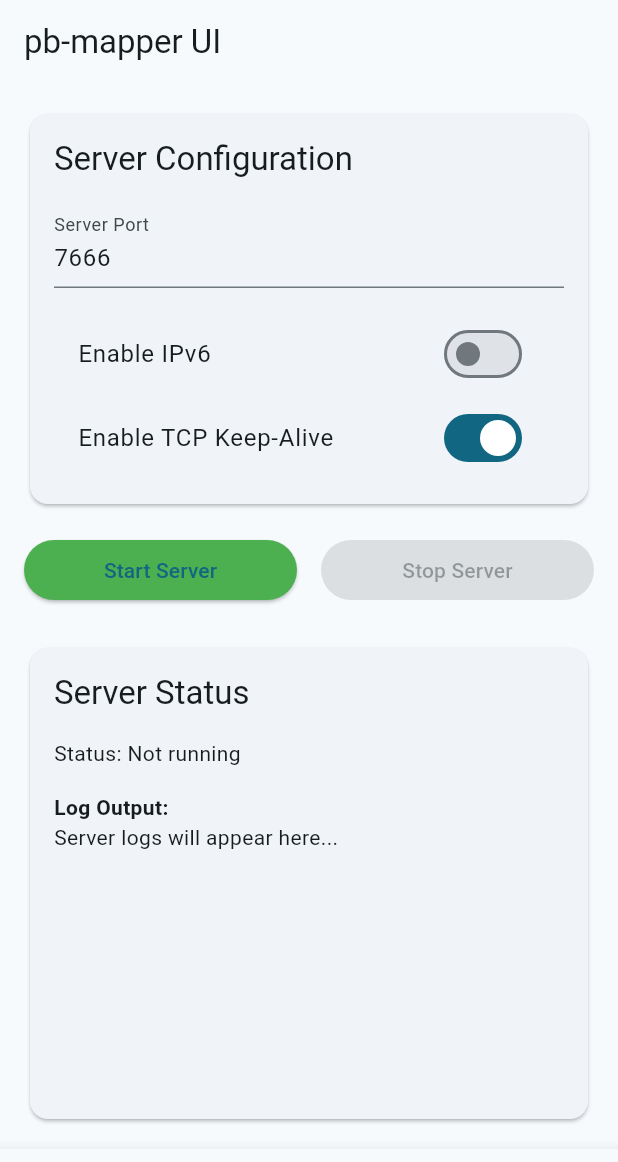
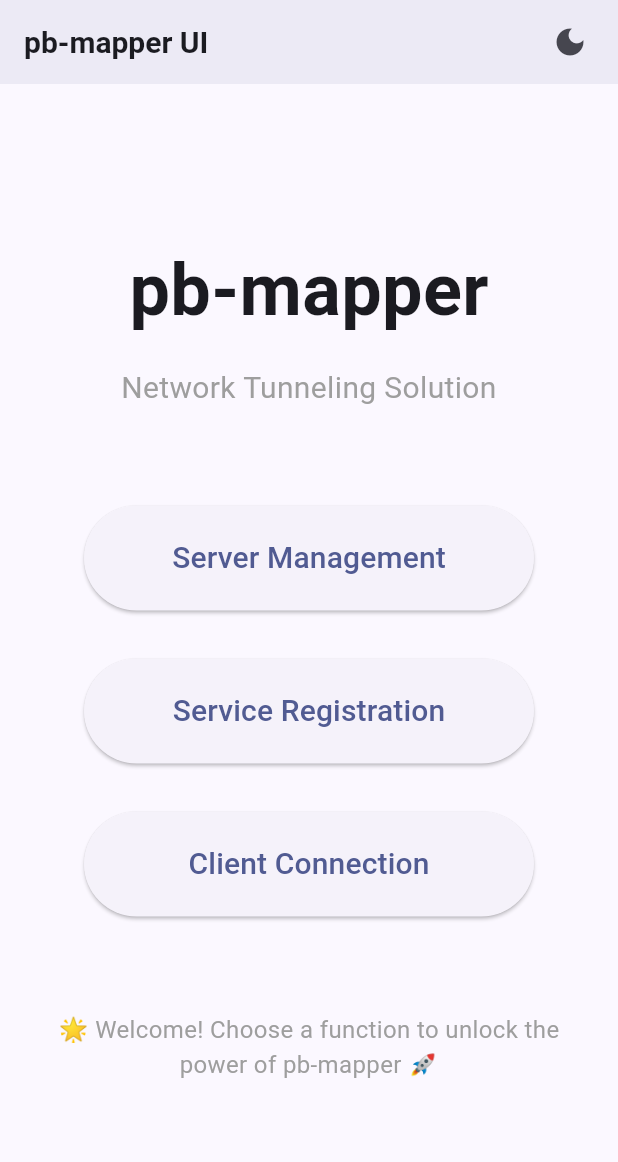
Before and after one commit to acking-you/pb-mapper, a Flutter app: the screen it shows after launch, on a phone screen of 412 x 824 dp. Shown: the top 1162 px of the screen. Run offline on Flutter 3.47's test engine with Material 3 defaults, Android fonts, the light colour scheme and no system bars; missing offline and left inert: rinf; Roboto replaces fonts that are missing (Pacifico).

Commit message:
finished UI

```diff
--- a/ui/lib/main.dart
+++ b/ui/lib/main.dart
@@ -1,11 +1,10 @@
 import 'dart:ui';
 import 'package:flutter/material.dart';
 import 'package:rinf/rinf.dart';
-import 'package:ui/src/views/client_connection_view.dart';
-import 'package:ui/src/views/configuration_view.dart';
-import 'package:ui/src/views/server_management_view.dart';
-import 'package:ui/src/views/service_registration_view.dart';
-import 'package:ui/src/views/status_monitoring_view.dart';
+import 'package:ui/src/views/client_connection_page.dart';
+import 'package:ui/src/views/main_landing_view.dart';
+import 'package:ui/src/views/server_management_page.dart';
+import 'package:ui/src/views/service_registration_page.dart';
 import 'src/bindings/bindings.dart';
 
 Future<void> main() async {
@@ -31,6 +30,8 @@ class _MyAppState extends State<MyApp> {
   /// properly dropping Rust objects before shutdown,
   /// creating this listener is not necessary.
   late final AppLifecycleListener _listener;
+  ThemeMode _themeMode = ThemeMode.system;
+  int _currentPage = 0; // 0 = landing, 1 = server, 2 = register, 3 = connect
 
   @override
   void initState() {
@@ -49,95 +50,82 @@ class _MyAppState extends State<MyApp> {
     super.dispose();
   }
 
+  void _navigateToPage(int page) {
+    setState(() {
+      _currentPage = page;
+    });
+  }
+
+  void _goBack() {
+    setState(() {
+      _currentPage = 0;
+    });
+  }
+
+  void toggleTheme() {
+    setState(() {
+      if (_themeMode == ThemeMode.light) {
+        _themeMode = ThemeMode.dark;
+      } else {
+        _themeMode = ThemeMode.light;
+      }
+    });
+  }
+
   @override
   Widget build(BuildContext context) {
+    Widget homeWidget;
+
+    switch (_currentPage) {
+      case 1:
+        homeWidget = ServerManagementPage(
+          onBack: _goBack,
+          onToggleTheme: toggleTheme,
+        );
+        break;
+      case 2:
+        homeWidget = ServiceRegistrationPage(
+          onBack: _goBack,
+          onToggleTheme: toggleTheme,
+        );
+        break;
+      case 3:
+        homeWidget = ClientConnectionPage(
+          onBack: _goBack,
+          onToggleTheme: toggleTheme,
+        );
+        break;
+      default:
+        homeWidget = MainLandingView(
+          onServerManagement: () => _navigateToPage(1),
+          onServiceRegistration: () => _navigateToPage(2),
+          onClientConnection: () => _navigateToPage(3),
+          onToggleTheme: toggleTheme,
+        );
+    }
+
     return MaterialApp(
-      title: 'Rinf Demo',
+      title: 'pb-mapper UI',
       theme: ThemeData(
+        useMaterial3: true,
+        colorScheme: ColorScheme.fromSeed(seedColor: Colors.indigo),
+        // Improve overall text and icon visibility
+        textTheme: const TextTheme(
+          titleLarge: TextStyle(fontWeight: FontWeight.bold, fontSize: 20),
+        ),
+      ),
+      darkTheme: ThemeData(
+        useMaterial3: true,
         colorScheme: ColorScheme.fromSeed(
-          seedColor: Colors.blueGrey,
-          brightness: MediaQuery.platformBrightnessOf(context),
+          seedColor: Colors.indigo,
+          brightness: Brightness.dark,
         ),
-        useMaterial3: true,
+        textTheme: const TextTheme(
+          titleLarge: TextStyle(fontWeight: FontWeight.bold, fontSize: 20),
+        ),
       ),
-      home: MyHomePage(),
+      themeMode: _themeMode,
+      home: homeWidget,
     );
   }
 }
-
-class MainScreen extends StatefulWidget {
-  const MainScreen({super.key});
-
-  @override
-  State<MainScreen> createState() => _MainScreenState();
-}
-
-class _MainScreenState extends State<MainScreen> {
-  int _currentIndex = 0;
-
-  final List<Widget> _views = [
-    ServerManagementView(),
-    ServiceRegistrationView(),
-    ClientConnectionView(),
-    StatusMonitoringView(),
-    ConfigurationView(),
-  ];
-
-  @override
-  Widget build(BuildContext context) {
-    return Scaffold(
-      appBar: AppBar(title: const Text('pb-mapper UI')),
-      body: _views[_currentIndex],
-      bottomNavigationBar: BottomNavigationBar(
-        currentIndex: _currentIndex,
-        onTap: (index) => setState(() => _currentIndex = index),
-        items: const [
-          BottomNavigationBarItem(icon: Icon(Icons.settings), label: 'Server'),
-          BottomNavigationBarItem(
-            icon: Icon(Icons.add_circle),
-            label: 'Register',
-          ),
-          BottomNavigationBarItem(
-            icon: Icon(Icons.connect_without_contact),
-            label: 'Connect',
-          ),
-          BottomNavigationBarItem(icon: Icon(Icons.list), label: 'Status'),
-          BottomNavigationBarItem(icon: Icon(Icons.build), label: 'Config'),
-        ],
-      ),
-    );
-  }
-}
-
-class MyColumn extends StatelessWidget {
-  const MyColumn({super.key});
-
-  @override
-  Widget build(BuildContext context) {
-    return Column(
-      mainAxisAlignment: MainAxisAlignment.center,
-      children: [
-        StreamBuilder(
-          stream: SampleNumberOutput.rustSignalStream,
-          builder: (context, snapshot) {
-            final signalPack = snapshot.data;
-            if (signalPack == null) {
-              return const Text('Initial value 0');
-            }
-            final currentNumber = signalPack.message.currentNumber;
-            return Text('Current value is $currentNumber');
-          },
-        ),
-      ],
-    );
-  }
-}
-
-class MyHomePage extends StatelessWidget {
-  const MyHomePage({super.key});
-
-  @override
-  Widget build(BuildContext context) {
-    return const MainScreen();
-  }
-}
--- /dev/null
+++ b/ui/lib/src/views/main_landing_view.dart
@@ -0,0 +1,138 @@
+import 'package:flutter/material.dart';
+import 'package:url_launcher/url_launcher.dart';
+
+class MainLandingView extends StatelessWidget {
+  final VoidCallback onServerManagement;
+  final VoidCallback onServiceRegistration;
+  final VoidCallback onClientConnection;
+  final VoidCallback onToggleTheme;
+
+  const MainLandingView({
+    super.key,
+    required this.onServerManagement,
+    required this.onServiceRegistration,
+    required this.onClientConnection,
+    required this.onToggleTheme,
+  });
+
+  Future<void> _launchGitHub() async {
+    const url = 'https://github.com/ACking-you/pb-mapper';
+    if (await canLaunchUrl(Uri.parse(url))) {
+      await launchUrl(Uri.parse(url));
+    }
+  }
+
+  @override
+  Widget build(BuildContext context) {
+    return Scaffold(
+      appBar: AppBar(
+        title: const Text('pb-mapper UI'),
+        elevation: 4,
+        actions: [
+          Padding(
+            padding: const EdgeInsets.only(right: 8.0),
+            child: IconButton(
+              icon: Icon(
+                Theme.of(context).brightness == Brightness.dark
+                    ? Icons.light_mode
+                    : Icons.dark_mode,
+              ),
+              onPressed: onToggleTheme,
+            ),
+          ),
+        ],
+      ),
+      body: Center(
+        child: ConstrainedBox(
+          constraints: const BoxConstraints(maxWidth: 600),
+          child: Padding(
+            padding: const EdgeInsets.all(24.0),
+            child: Column(
+              mainAxisAlignment: MainAxisAlignment.center,
+              crossAxisAlignment: CrossAxisAlignment.center,
+              children: [
+                MouseRegion(
+                  cursor: SystemMouseCursors.click,
+                  child: GestureDetector(
+                    onTap: _launchGitHub,
+                    child: const Text(
+                      'pb-mapper',
+                      style: TextStyle(
+                        fontSize: 48,
+                        fontWeight: FontWeight.bold,
+                        fontFamily: 'Pacifico',
+                      ),
+                    ),
+                  ),
+                ),
+                const SizedBox(height: 16),
+                const Text(
+                  'Network Tunneling Solution',
+                  style: TextStyle(fontSize: 20, color: Colors.grey),
+                  textAlign: TextAlign.center,
+                ),
+                const SizedBox(height: 64),
+                SizedBox(
+                  height: 70,
+                  width: 300,
+                  child: ElevatedButton(
+                    onPressed: onServerManagement,
+                    style: ElevatedButton.styleFrom(
+                      shape: RoundedRectangleBorder(
+                        borderRadius: BorderRadius.circular(35),
+                      ),
+                    ),
+                    child: const Text(
+                      'Server Management',
+                      style: TextStyle(fontSize: 20),
+                    ),
+                  ),
+                ),
+                const SizedBox(height: 32),
+                SizedBox(
+                  height: 70,
+                  width: 300,
+                  child: ElevatedButton(
+                    onPressed: onServiceRegistration,
+                    style: ElevatedButton.styleFrom(
+                      shape: RoundedRectangleBorder(
+                        borderRadius: BorderRadius.circular(35),
+                      ),
+                    ),
+                    child: const Text(
+                      'Service Registration',
+                      style: TextStyle(fontSize: 20),
+                    ),
+                  ),
+                ),
+                const SizedBox(height: 32),
+                SizedBox(
+                  height: 70,
+                  width: 300,
+                  child: ElevatedButton(
+                    onPressed: onClientConnection,
+                    style: ElevatedButton.styleFrom(
+                      shape: RoundedRectangleBorder(
+                        borderRadius: BorderRadius.circular(35),
+                      ),
+                    ),
+                    child: const Text(
+                      'Client Connection',
+                      style: TextStyle(fontSize: 20),
+                    ),
+                  ),
+                ),
+                const SizedBox(height: 64),
+                const Text(
+                  '🌟 Welcome! Choose a function to unlock the power of pb-mapper 🚀',
+                  style: TextStyle(fontSize: 16, color: Colors.grey),
+                  textAlign: TextAlign.center,
+                ),
+              ],
+            ),
+          ),
+        ),
+      ),
+    );
+  }
+}
--- a/ui/lib/src/views/server_management_view.dart
+++ b/ui/lib/src/views/server_management_view.dart
@@ -39,6 +39,7 @@ class _ServerManagementViewState extends State<ServerManagementView> {
   Widget build(BuildContext context) {
     return Padding(
       padding: const EdgeInsets.all(16.0),
+      child: SingleChildScrollView(
         child: Column(
           crossAxisAlignment: CrossAxisAlignment.stretch,
           children: [
@@ -84,35 +85,44 @@ class _ServerManagementViewState extends State<ServerManagementView> {
             Row(
               children: [
                 Expanded(
+                  child: SizedBox(
+                    height: 48,
                     child: ElevatedButton(
                       onPressed: _isServerRunning ? null : _startServer,
                       style: ElevatedButton.styleFrom(
-                    backgroundColor: _isServerRunning
-                        ? Colors.grey
-                        : Colors.green,
+                        shape: RoundedRectangleBorder(
+                          borderRadius: BorderRadius.circular(24),
+                        ),
                       ),
                       child: Text(
                         _isServerRunning ? 'Server Running' : 'Start Server',
+                        style: const TextStyle(fontSize: 16),
+                      ),
                     ),
                   ),
                 ),
                 const SizedBox(width: 16),
                 Expanded(
+                  child: SizedBox(
+                    height: 48,
                     child: ElevatedButton(
                       onPressed: _isServerRunning ? _stopServer : null,
                       style: ElevatedButton.styleFrom(
-                    backgroundColor: _isServerRunning
-                        ? Colors.red
-                        : Colors.grey,
+                        shape: RoundedRectangleBorder(
+                          borderRadius: BorderRadius.circular(24),
                         ),
-                  child: const Text('Stop Server'),
+                      ),
+                      child: const Text(
+                        'Stop Server',
+                        style: TextStyle(fontSize: 16),
+                      ),
+                    ),
                   ),
                 ),
               ],
             ),
             const SizedBox(height: 24),
-          Expanded(
-            child: Card(
+            Card(
               child: Padding(
                 padding: const EdgeInsets.all(16.0),
                 child: Column(
@@ -138,21 +148,20 @@ class _ServerManagementViewState extends State<ServerManagementView> {
                       'Log Output:',
                       style: TextStyle(fontWeight: FontWeight.bold),
                     ),
-                    const Expanded(
-                      child: SingleChildScrollView(
+                    const SizedBox(height: 8),
+                    const SingleChildScrollView(
                       child: Text(
                         'Server logs will appear here...',
                         textAlign: TextAlign.left,
+                      ),
+                    ),
+                  ],
                 ),
               ),
             ),
           ],
         ),
       ),
-            ),
-          ),
-        ],
-      ),
     );
   }
 }
--- a/ui/lib/src/views/status_monitoring_view.dart
+++ b/ui/lib/src/views/status_monitoring_view.dart
@@ -13,6 +13,7 @@ class _StatusMonitoringViewState extends State<StatusMonitoringView> {
   Widget build(BuildContext context) {
     return Padding(
       padding: const EdgeInsets.all(16.0),
+      child: SingleChildScrollView(
         child: Column(
           crossAxisAlignment: CrossAxisAlignment.stretch,
           children: [
@@ -136,6 +137,7 @@ class _StatusMonitoringViewState extends State<StatusMonitoringView> {
             ),
           ],
         ),
+      ),
     );
   }
 }
```
Also changed, not shown: ui/lib/src/views/client_connection_page.dart (added, +62 -0 lines), ui/lib/src/views/client_connection_view.dart (+19 -11 lines), ui/lib/src/views/configuration_view.dart (+30 -6 lines), ui/lib/src/views/server_management_page.dart (added, +68 -0 lines), ui/lib/src/views/service_registration_page.dart (added, +68 -0 lines), ui/lib/src/views/service_registration_view.dart (+18 -12 lines), ui/pubspec.yaml (+1 -20 lines), ui/pubspec.lock, 6 other files. Lines whose indentation alone changed are shown as unchanged.
